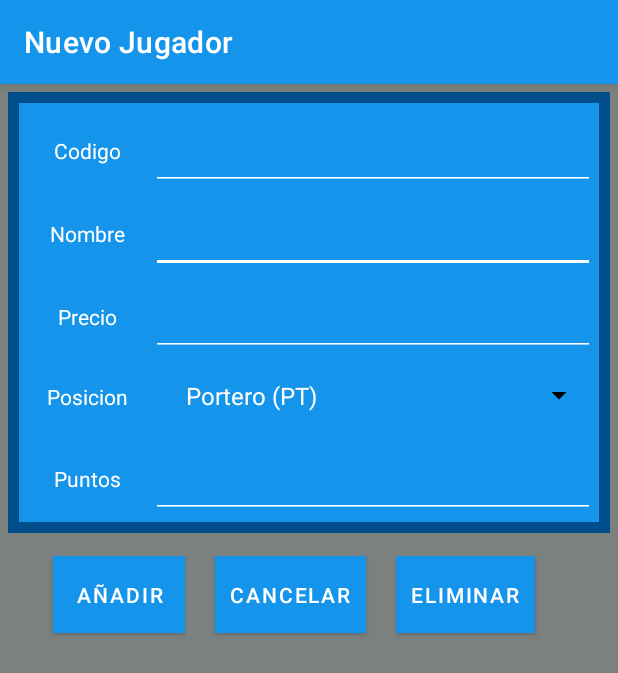
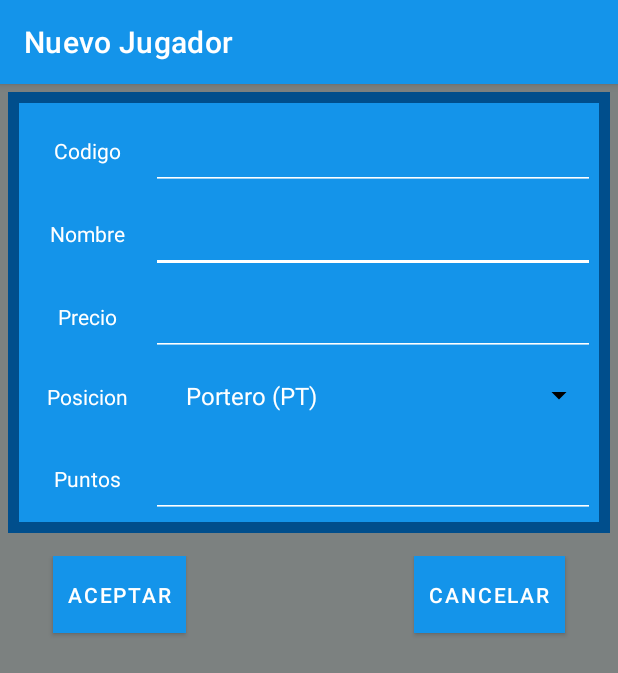
Before and after one commit to Gbalay92/PlayersDB, an Android app: the JugadorVista screen opened directly, with no data from a screen before it, on a phone screen of 412 x 824 dp. Shown: the top 673 px of the screen. Run offline under Robolectric (Android 15) with nearby library versions, the phone set to English and light mode, and no system bars.

```diff
--- a/app/src/main/java/com/liceolapaz/dam/gbl/JugadorVista.kt
+++ b/app/src/main/java/com/liceolapaz/dam/gbl/JugadorVista.kt
@@ -1,9 +1,12 @@
 package com.liceolapaz.dam.gbl
 
+import android.content.Intent
 import android.database.sqlite.SQLiteDatabase
 import android.os.Bundle
+import android.view.View
 import android.widget.Spinner
 import androidx.appcompat.app.AppCompatActivity
+import androidx.constraintlayout.widget.ConstraintLayout
 import com.liceolapaz.dam.gbl.databinding.JugadorBinding
 
 
@@ -15,15 +18,27 @@ class JugadorVista : AppCompatActivity() {
     lateinit var position :String
     lateinit var price : String
     lateinit var puntos : String
-
+    lateinit var id:String
 
 
     override fun onCreate(savedInstanceState: Bundle?) {
         super.onCreate(savedInstanceState)
         binding = JugadorBinding.inflate(layoutInflater)
+        var extra=intent.extras
+        if (extra==null){
+            binding.delete.visibility= View.INVISIBLE
+
+        }/*else{
+            binding.delete.layoutParams = ConstraintLayout.LayoutParams(
+                ConstraintLayout.LayoutParams.WRAP_CONTENT,
+                ConstraintLayout.LayoutParams.WRAP_CONTENT
+            )}*/
+        val volver=Intent(this@JugadorVista, JugadoresRecycler::class.java)
         setContentView(binding.root)
         jugadoresDb=JugadoresSql(this, "jugadores.db")
         db=jugadoresDb.writableDatabase
+
+
 
         binding.codigo.setText(intent?.getStringExtra("CODIGO"))
         binding.nombre.setText(intent?.getStringExtra("NAME"))
@@ -34,12 +49,27 @@ class JugadorVista : AppCompatActivity() {
 
 
         binding.add.setOnClickListener {
-            nombre= binding.nombre.text.toString()
-            position= binding.posicion.selectedItem.toString()
-            price=binding.precio.text.toString()
-            puntos=binding.puntos.text.toString()
-            jugadoresDb.onUpdate(db, nombre, price, position ,puntos)
-            println("$nombre, $price, $puntos")
+            id=binding.codigo.text.toString()
+            nombre = binding.nombre.text.toString()
+            position = binding.posicion.selectedItem.toString()
+            price = binding.precio.text.toString()
+            puntos = binding.puntos.text.toString()
+            if(binding.codigo.text.toString().isEmpty()) {
+                jugadoresDb.onUpdate(db, nombre, price, position, puntos)
+                //println("$nombre, $price, $puntos")
+                startActivity(volver)
+            }else{
+                println("$nombre, $price, $puntos, $position, $id")
+
+                jugadoresDb.onAlter(db, id, nombre, price, position, puntos)
+                startActivity(volver)
+            }
+        }
+
+        binding.delete.setOnClickListener {
+            id=binding.codigo.text.toString()
+            jugadoresDb.onDelete(db,id)
+            startActivity(volver)
         }
     }
 
--- a/app/src/main/java/com/liceolapaz/dam/gbl/JugadoresRecycler.kt
+++ b/app/src/main/java/com/liceolapaz/dam/gbl/JugadoresRecycler.kt
@@ -33,7 +33,7 @@ class JugadoresRecycler : AppCompatActivity() {
             var puntos=cursor.getInt(4)
             var j = Jugador(codigo,nombre,posicion,precio,puntos)
             list+=j
-            println("$codigo, $nombre, $precio, $posicion, $puntos")
+            //println("$codigo, $nombre, $precio, $posicion, $puntos")
         }
         initRecyclerView(list)
 
--- a/app/src/main/res/layout/jugador.xml
+++ b/app/src/main/res/layout/jugador.xml
@@ -1,5 +1,6 @@
 <LinearLayout xmlns:android="http://schemas.android.com/apk/res/android"
     xmlns:tools="http://schemas.android.com/tools"
+    xmlns:app="http://schemas.android.com/apk/res-auto"
     android:rowCount="6"
     android:columnCount="2"
     android:layout_width="match_parent"
@@ -121,7 +122,7 @@
                 android:inputType="text"
                 android:padding="15dp"/>
         </GridLayout>
-        <LinearLayout
+        <androidx.constraintlayout.widget.ConstraintLayout
             android:layout_marginTop="15dp"
             android:layout_width="match_parent"
             android:layout_height="match_parent"
@@ -132,29 +133,35 @@
                 android:layout_height="wrap_content"
                 android:background="@drawable/border"
                 android:padding="10dp"
-                android:layout_marginStart="30dp"
                 android:textColor="@color/white"
-                android:text="AÑADIR" />
+                app:layout_constraintStart_toStartOf="parent"
+                app:layout_constraintEnd_toStartOf="@+id/delete"
+                android:text="ACEPTAR"
+                tools:ignore="MissingConstraints" />
 
             <Button
-                android:id="@+id/cancel"
+                android:id="@+id/delete"
                 android:textColor="@color/white"
                 android:layout_width="wrap_content"
                 android:layout_height="wrap_content"
                 android:background="@drawable/border"
                 android:padding="10dp"
-                android:layout_marginStart="20dp"
-                android:text="CANCELAR" />
+                android:text="ELIMINAR"
+                app:layout_constraintEnd_toStartOf="@+id/cancel"
+                app:layout_constraintStart_toEndOf="@+id/add"
+                tools:ignore="MissingConstraints" />
 
             <Button
-                android:id="@+id/delete"
+                android:id="@+id/cancel"
                 android:layout_width="wrap_content"
                 android:layout_height="wrap_content"
-                android:layout_marginStart="20dp"
                 android:background="@drawable/border"
                 android:padding="10dp"
-                android:text="ELIMINAR"
-                android:textColor="@color/white" />
-        </LinearLayout>
+                android:text="CANCELAR"
+                app:layout_constraintEnd_toEndOf="parent"
+                app:layout_constraintStart_toEndOf="@id/delete"
+                android:textColor="@color/white"
+                tools:ignore="MissingConstraints" />
+        </androidx.constraintlayout.widget.ConstraintLayout>
 
 </LinearLayout>
```
Also changed, not shown: app/src/main/java/com/liceolapaz/dam/gbl/JugadoresSql.kt (+20 -0 lines).
